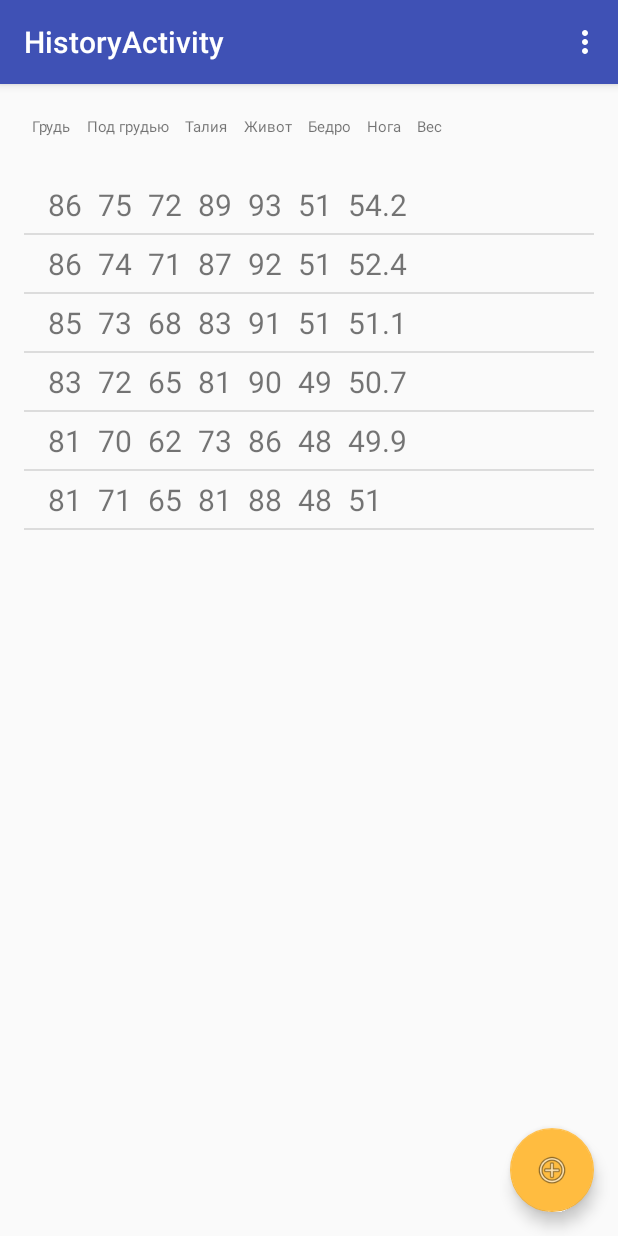
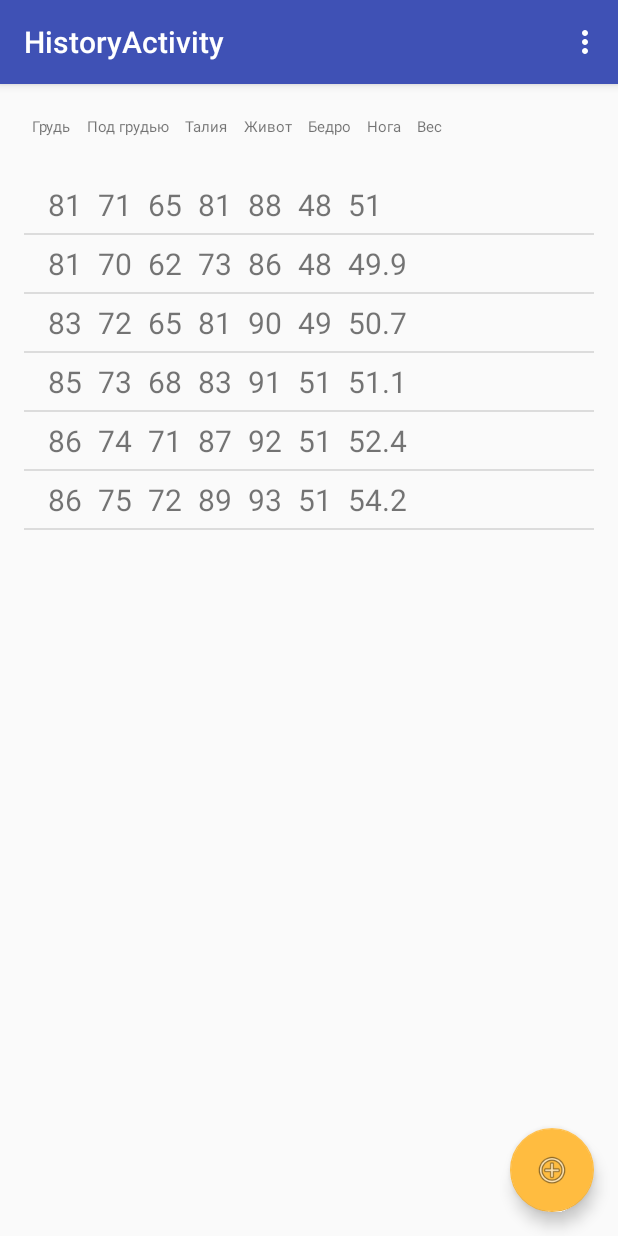
Before and after one commit to panda2000/WieghtDiary, an Android app: the HistoryActivity screen opened directly, with no data from a screen before it, on a phone screen of 412 x 824 dp. Run offline under Robolectric (Android 15) with nearby library versions, the phone set to English and light mode, and no system bars.

Commit message:
Добавил сортировку по убыванию в историю

```diff
--- a/app/build.gradle
+++ b/app/build.gradle
@@ -6,8 +6,8 @@ android {
         applicationId "ru.pandaprg.wieghtdiary"
         minSdkVersion 19
         targetSdkVersion 26
-        versionCode 4
-        versionName '1.1.4'
+        versionCode 5
+        versionName '1.1.5'
         testInstrumentationRunner "android.support.test.runner.AndroidJUnitRunner"
         multiDexEnabled = true
     }
--- a/app/src/main/java/ru/pandaprg/wieghtdiary/DB.java
+++ b/app/src/main/java/ru/pandaprg/wieghtdiary/DB.java
@@ -83,6 +83,11 @@ public class DB {
     // получить все данные из таблицы DB_TABLE
     public Cursor getAllData() {
         return mDB.query(MEASURING_TABLE, null, null, null, null, null, null);
+    }
+
+    public Cursor getAllDataLast() {
+        String orderBy = COLUMN_DATE + " DESC";
+        return mDB.query(MEASURING_TABLE, null, null, null, null, null, orderBy);
     }
 
     public Cursor getTopData() {
--- a/app/src/main/java/ru/pandaprg/wieghtdiary/HistoryActivity.java
+++ b/app/src/main/java/ru/pandaprg/wieghtdiary/HistoryActivity.java
@@ -36,7 +36,7 @@ public class HistoryActivity extends AppCompatActivity {
 
         db = new DB(this);
         db.open();
-        Cursor cursor = db.getAllData();
+        Cursor cursor = db.getAllDataLast();
 
         startManagingCursor(cursor);
 
--- a/app/src/main/res/layout/content_history.xml
+++ b/app/src/main/res/layout/content_history.xml
@@ -17,7 +17,6 @@
         android:layout_width="match_parent"
         android:layout_height="match_parent"
         android:orientation="horizontal">
-
 
         <TextView
             android:id="@+id/tvBreast"
@@ -77,6 +76,8 @@
 
     </LinearLayout>
 
+
+
     <ListView
         android:id="@+id/lvHistory"
         android:layout_width="match_parent"
--- a/app/src/main/res/layout/item.xml
+++ b/app/src/main/res/layout/item.xml
@@ -1,8 +1,11 @@
 <?xml version="1.0" encoding="utf-8"?>
 <LinearLayout xmlns:android="http://schemas.android.com/apk/res/android"
+    xmlns:app="http://schemas.android.com/apk/res-auto"
+    xmlns:tools="http://schemas.android.com/tools"
     android:layout_width="match_parent"
     android:layout_height="match_parent"
     android:orientation="horizontal">
+
 
     <TextView
         android:id="@+id/tvTime"
@@ -68,4 +71,6 @@
         android:text=""
         android:textSize="20sp"/>
 
+
+
 </LinearLayout>
```
